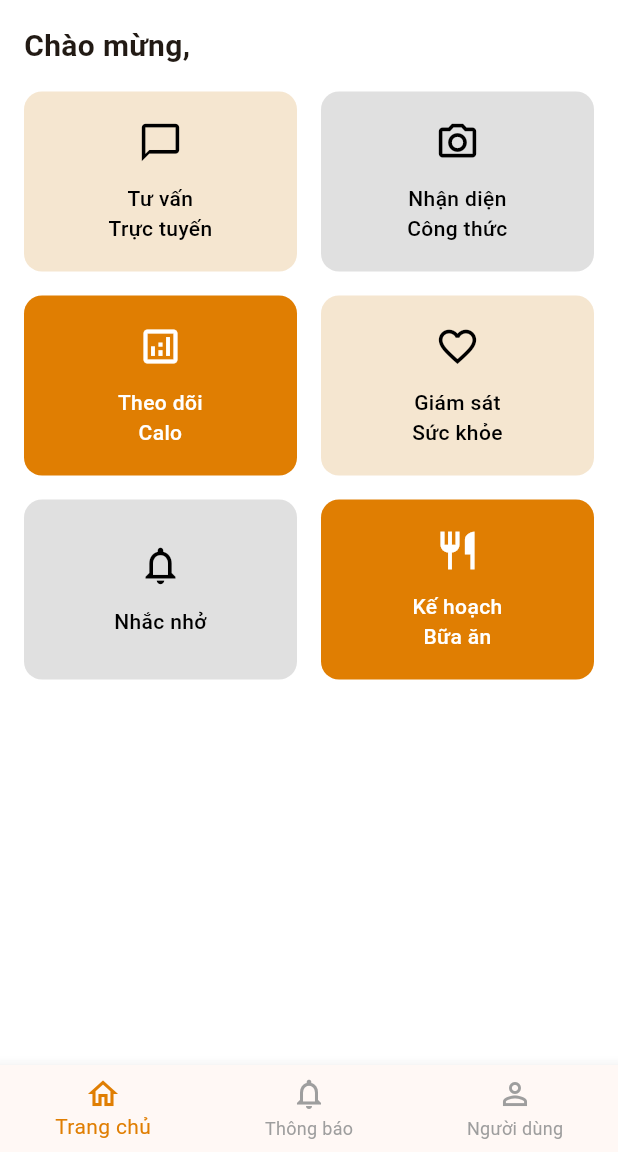
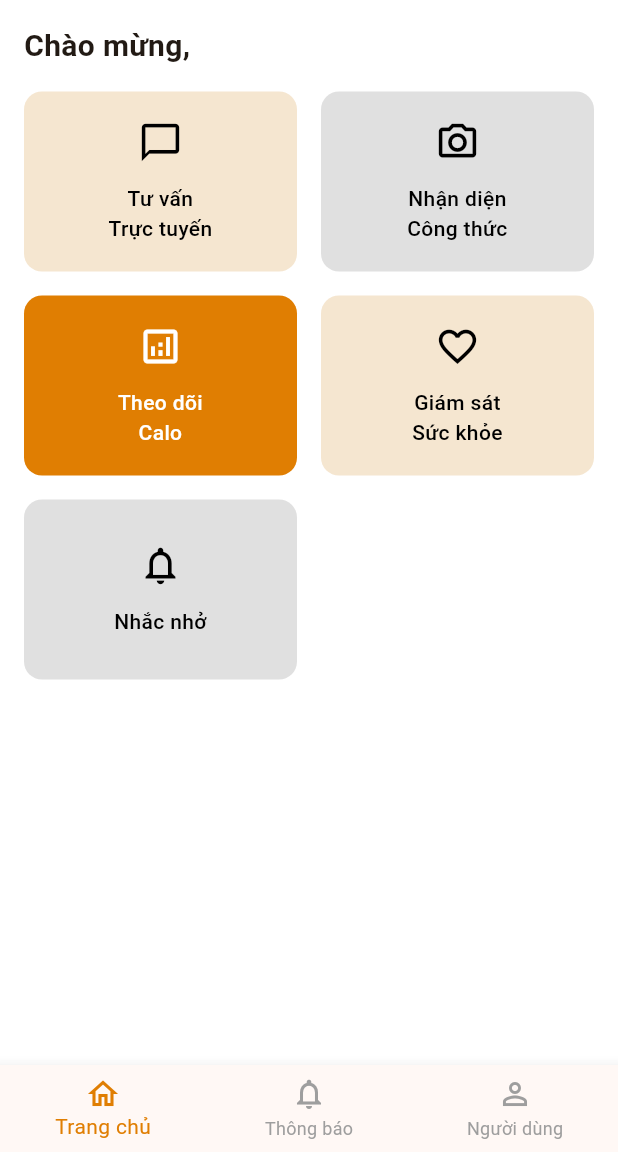
Before and after one commit to MarkjoinedGit/nutri-ai, a Flutter app: the DashboardScreen screen opened by its route, on a phone screen of 412 x 824 dp, the part 84-1236 px from its top. Run offline on Flutter 3.47's test engine with Material 3 defaults, Android fonts, the phone set to English and light mode, and no system bars; our stand-ins replace flutter_local_notifications, flutter_markdown, image_picker, permission_handler, shared_preferences, timezone; accounts and stored records are empty.

Commit message:
fix: remove abundant and make title bold

```diff
--- a/lib/screens/calorie_tracking_screen.dart
+++ b/lib/screens/calorie_tracking_screen.dart
@@ -301,7 +301,7 @@ class _CalorieTrackingScreenState extends State<CalorieTrackingScreen> {
       appBar: AppBar(
         title: const Text(
           'Calorie Tracking',
-          style: TextStyle(color: Colors.black87),
+          style: TextStyle(color: Colors.black87, fontWeight: FontWeight.w600),
         ),
         backgroundColor: Colors.white,
         elevation: 0.5,
--- a/lib/screens/chat_consultant_screen.dart
+++ b/lib/screens/chat_consultant_screen.dart
@@ -257,7 +257,7 @@ class _ChatConsultantScreenState extends State<ChatConsultantScreen> {
               child: TextField(
                 controller: _messageController,
                 maxLines: null, // Cho phép nhiều dòng
-                minLines: 1,   // Tối thiểu 1 dòng
+                minLines: 1, // Tối thiểu 1 dòng
                 keyboardType: TextInputType.multiline,
                 textInputAction: TextInputAction.newline,
                 decoration: InputDecoration(
--- a/lib/screens/dashboard_screen.dart
+++ b/lib/screens/dashboard_screen.dart
@@ -215,7 +215,6 @@ class _DashboardScreenState extends State<DashboardScreen> {
             backgroundColor: Colors.white,
             elevation: 0.5,
             actions: [
-              // Language button
               IconButton(
                 icon: const Icon(Icons.language, color: Colors.black87),
                 onPressed: _showLanguageBottomSheet,
@@ -348,13 +347,8 @@ class _DashboardScreenState extends State<DashboardScreen> {
                             ),
                             const SizedBox(width: 16),
                             Expanded(
-                              child: _buildFeatureCard(
-                                icon: Icons.restaurant_outlined,
-                                title: strings.mealPlans,
-                                backgroundColor: customOrange,
-                                iconColor: Colors.white,
-                                onTap: () => _navigateToFeature('Meal Plans'),
-                              ),
+                              child:
+                                  Container(),
                             ),
                           ],
                         ),
--- a/lib/screens/recipe_recognition_screen.dart
+++ b/lib/screens/recipe_recognition_screen.dart
@@ -130,7 +130,7 @@ class _RecipeRecognitionScreenState extends State<RecipeRecognitionScreen> {
       appBar: AppBar(
         title: const Text(
           'Recipe Recognition',
-          style: TextStyle(color: Colors.black87),
+          style: TextStyle(color: Colors.black87, fontWeight: FontWeight.w600),
         ),
         backgroundColor: Colors.white,
         elevation: 0.5,
--- a/lib/screens/reminder_screen.dart
+++ b/lib/screens/reminder_screen.dart
@@ -74,7 +74,7 @@ class _RemindersScreenState extends State<RemindersScreen>
           'Nhắc nhở',
           style: TextStyle(
             color: Colors.black87,
-            fontWeight: FontWeight.bold,
+            fontWeight: FontWeight.w600,
             fontSize: 20,
           ),
         ),
```
Also changed, not shown: lib/screens/health_monitoring_screen.dart (+0 -7 lines).
